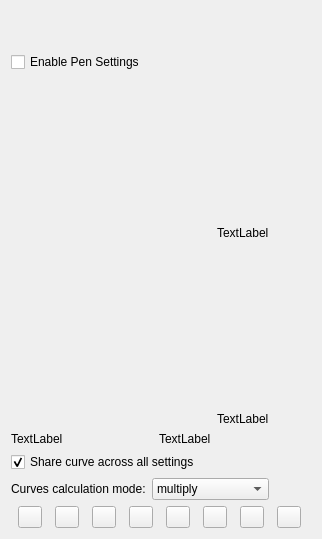
First picture: the form in plugins/paintops/libpaintop/forms/wdgcurveoption.ui, repository KDE/krita, before the edit.
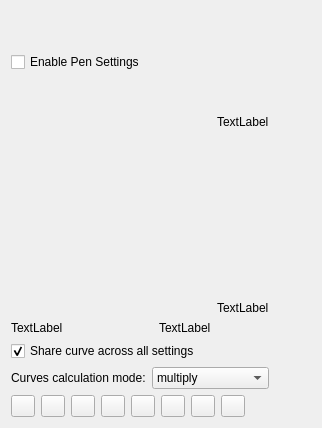
Second picture: the form after the edit. Custom widgets are drawn as their Qt base class.

Commit message: clean up a few comments and collapse the curve preset icons

The edit to the form file:
```diff
--- a/plugins/paintops/libpaintop/forms/wdgcurveoption.ui
+++ b/plugins/paintops/libpaintop/forms/wdgcurveoption.ui
@@ -7,7 +7,7 @@
     <x>0</x>
     <y>0</y>
     <width>318</width>
-    <height>539</height>
+    <height>428</height>
    </rect>
   </property>
   <layout class="QVBoxLayout" name="verticalLayout_2">
@@ -426,6 +426,19 @@
        </property>
       </widget>
      </item>
+     <item>
+      <spacer name="horizontalSpacer_3">
+       <property name="orientation">
+        <enum>Qt::Horizontal</enum>
+       </property>
+       <property name="sizeHint" stdset="0">
+        <size>
+         <width>40</width>
+         <height>20</height>
+        </size>
+       </property>
+      </spacer>
+     </item>
     </layout>
    </item>
   </layout>
```
The commit also changes 1 other file.
